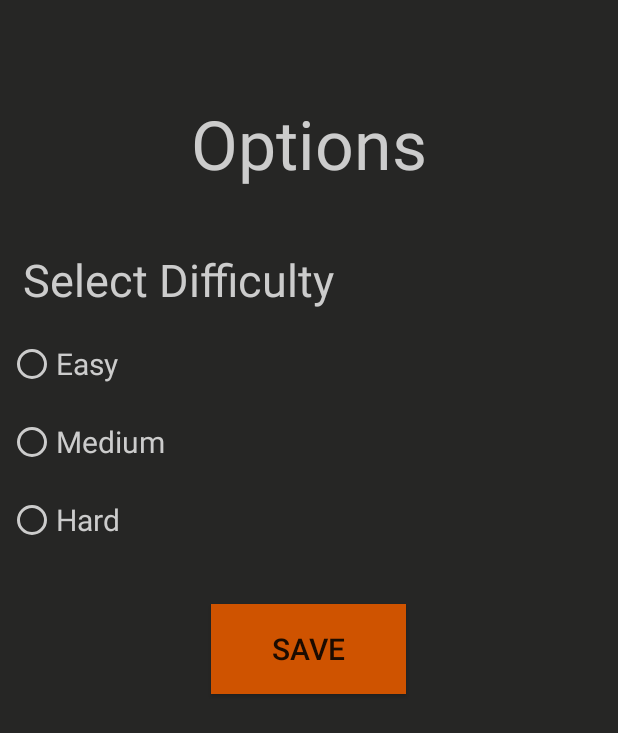
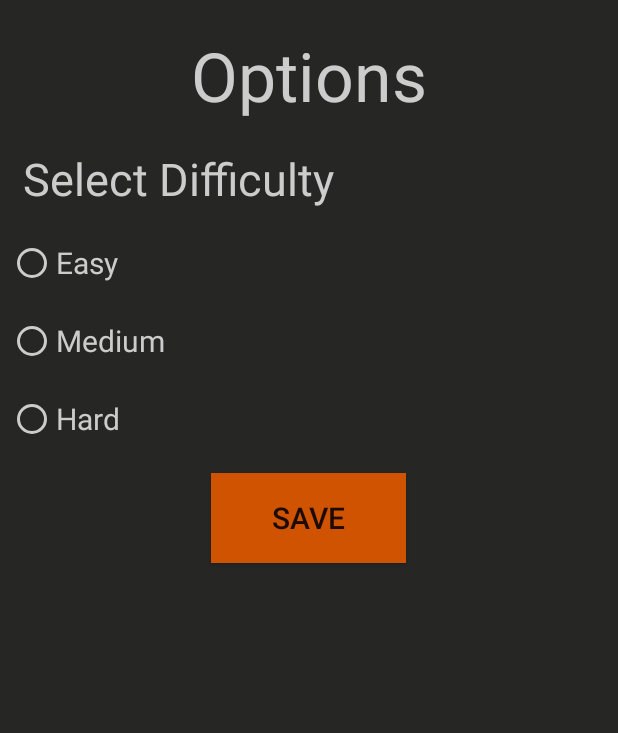
Before and after one commit to Schopperkyle/RockstarSays, an Android app: the layout options.xml on its own in the app's theme, with its tools: preview values and no code run, on a phone screen of 412 x 824 dp. Shown: the top 733 px of the screen. Run offline under Robolectric (Android 15) with nearby library versions, the phone set to English and light mode, and no system bars.

Commit message:
changed 2 xml files

```diff
--- a/app/src/main/res/layout/activity_main.xml
+++ b/app/src/main/res/layout/activity_main.xml
@@ -5,7 +5,6 @@
     android:orientation="vertical"
     android:background="#262625"
     tools:context=".MainActivity">
-
 
     <Button
         android:id="@+id/RedButton"
--- a/app/src/main/res/layout/main_menu.xml
+++ b/app/src/main/res/layout/main_menu.xml
@@ -23,7 +23,7 @@
         android:text="Start"
         android:textSize="20sp"
         android:layout_gravity="center_horizontal"
-        android:layout_marginTop="90dp"
+        android:layout_marginTop="60dp"
         android:background="#8a2be2"/>
 
     <Button
@@ -33,7 +33,7 @@
         android:text="Options"
         android:textSize="20sp"
         android:layout_gravity="center_horizontal"
-        android:layout_marginTop="90dp"
+        android:layout_marginTop="50dp"
         android:background="#b22222"/>
 
 </LinearLayout>
--- a/app/src/main/res/layout/options.xml
+++ b/app/src/main/res/layout/options.xml
@@ -11,7 +11,7 @@
         android:layout_height="wrap_content"
         android:text="Options"
         android:textSize="45sp"
-        android:layout_marginTop="65dp"
+        android:layout_marginTop="20dp"
         android:layout_gravity="center_horizontal"
         android:textColor="#cccccc"/>
 
@@ -21,7 +21,7 @@
         android:layout_height="wrap_content"
         android:text="Select Difficulty"
         android:textSize="30sp"
-        android:layout_marginTop="40dp"
+        android:layout_marginTop="18dp"
         android:layout_marginLeft="15dp"
         android:layout_gravity="left"
         android:textColor="#cccccc"/>
@@ -70,7 +70,7 @@
         android:id="@+id/SaveOptions"
         android:layout_width="130dip"
         android:layout_height="60dip"
-        android:layout_marginTop="40dp"
+        android:layout_marginTop="20dp"
         android:layout_gravity="center_horizontal"
         android:text="Save"
         android:textSize="20sp"
```
